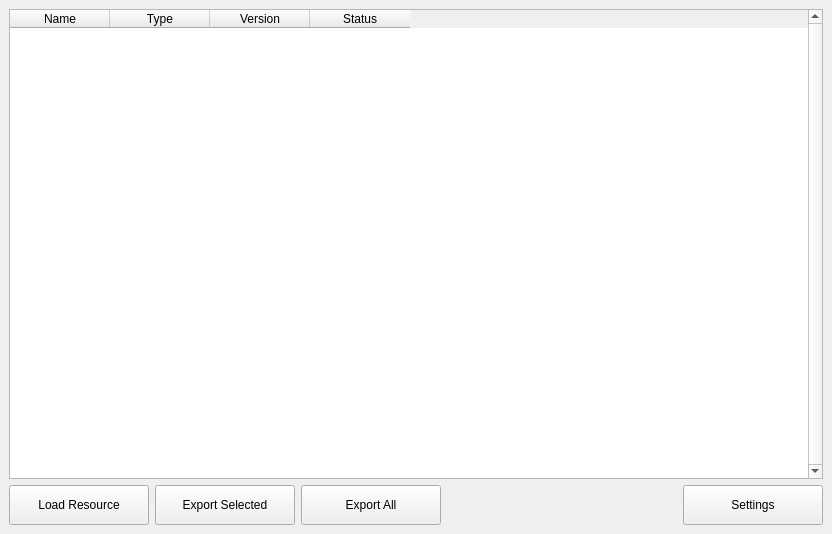
brongo/SAMUEL, file source/qt/mainwindow.ui: the form before one commit.
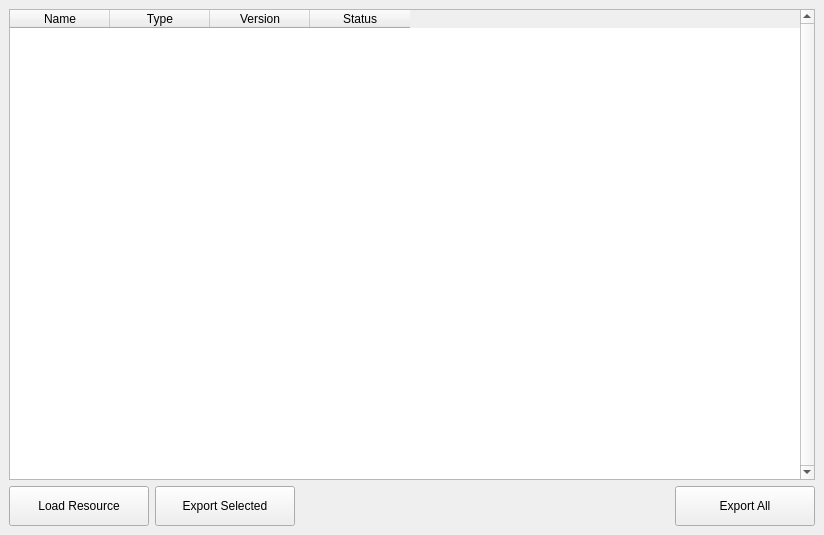
The form after the commit.

Commit message:
Fix several errors, adjust UI
Adds proper title to MainWindow. Removed "settings" button. Moved "export all" button. Fixed a sorting error that caused columns to disappear when loading a 2nd resource. Properly marks files as "exported" when using "export all" function.

What changed in the file:
```diff
--- a/source/qt/mainwindow.ui
+++ b/source/qt/mainwindow.ui
@@ -6,8 +6,8 @@
    <rect>
     <x>0</x>
     <y>0</y>
-    <width>832</width>
-    <height>534</height>
+    <width>824</width>
+    <height>535</height>
    </rect>
   </property>
   <property name="windowTitle">
@@ -176,7 +176,7 @@
       </property>
      </widget>
     </item>
-    <item row="1" column="2" alignment="Qt::AlignLeft">
+    <item row="1" column="3" alignment="Qt::AlignRight">
      <widget class="QPushButton" name="btnExportAll">
       <property name="sizePolicy">
        <sizepolicy hsizetype="Maximum" vsizetype="Fixed">
@@ -201,31 +201,6 @@
       </property>
      </widget>
     </item>
-    <item row="1" column="3" alignment="Qt::AlignRight">
-     <widget class="QPushButton" name="btnSettings">
-      <property name="sizePolicy">
-       <sizepolicy hsizetype="Maximum" vsizetype="Fixed">
-        <horstretch>0</horstretch>
-        <verstretch>0</verstretch>
-       </sizepolicy>
-      </property>
-      <property name="minimumSize">
-       <size>
-        <width>140</width>
-        <height>40</height>
-       </size>
-      </property>
-      <property name="maximumSize">
-       <size>
-        <width>200</width>
-        <height>40</height>
-       </size>
-      </property>
-      <property name="text">
-       <string>Settings</string>
-      </property>
-     </widget>
-    </item>
    </layout>
    <zorder>tableWidget</zorder>
    <zorder>btnExportSelected</zorder>
```
Left out of the diff: 9 changed lines with no effect on the pictures. The commit also changes 2 other files.
